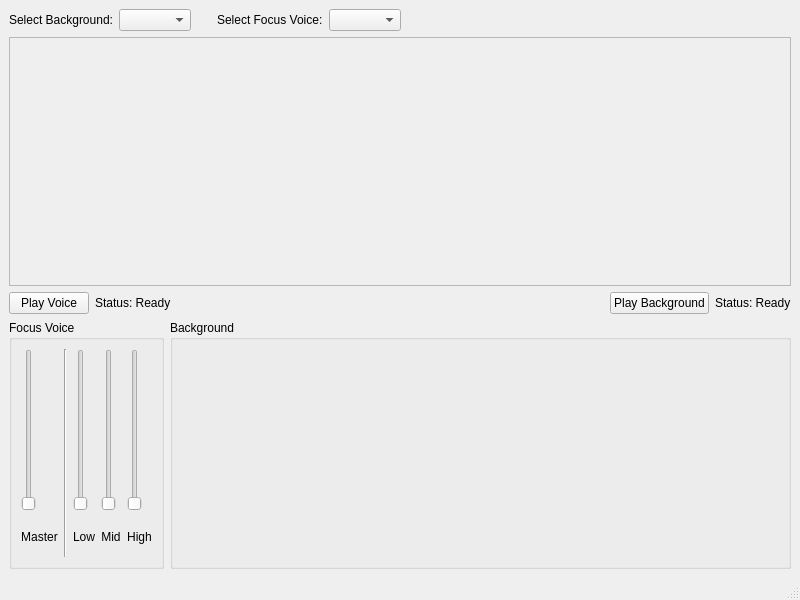
First picture: the form in mainwindow.ui, repository KYNNAC/sonusflow-cpp-legacy, before the edit.
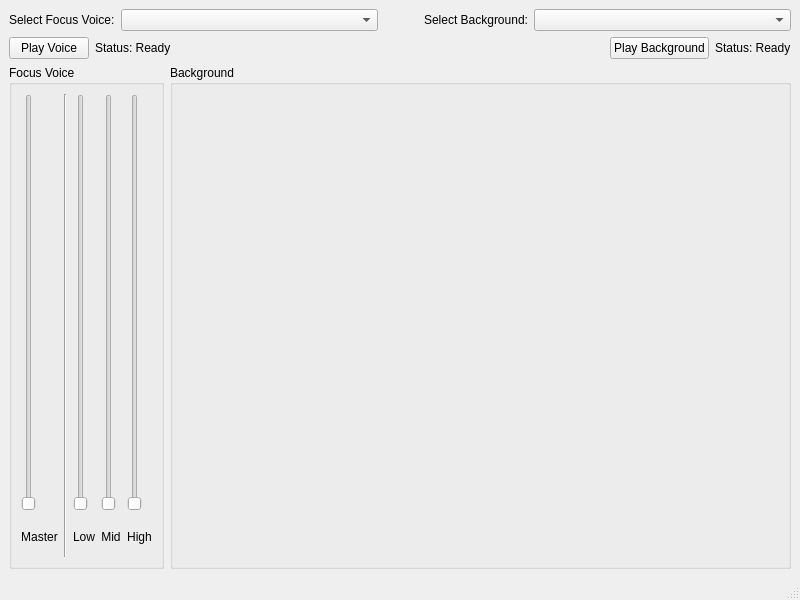
Second picture: the form after the edit.

What changed in the file:
```diff
--- a/mainwindow.ui
+++ b/mainwindow.ui
@@ -17,32 +17,6 @@
    <layout class="QVBoxLayout" name="verticalLayout">
     <item>
      <layout class="QHBoxLayout" name="selectorsLayout">
-      <item>
-       <widget class="QLabel" name="ambienceLabel">
-        <property name="text">
-         <string>Select Background:</string>
-        </property>
-       </widget>
-      </item>
-      <item>
-       <widget class="QComboBox" name="ambienceComboBox"/>
-      </item>
-      <item>
-       <spacer name="horizontalSpacer_2">
-        <property name="orientation">
-         <enum>Qt::Horizontal</enum>
-        </property>
-        <property name="sizeType">
-         <enum>QSizePolicy::Fixed</enum>
-        </property>
-        <property name="sizeHint" stdset="0">
-         <size>
-          <width>20</width>
-          <height>20</height>
-         </size>
-        </property>
-       </spacer>
-      </item>
       <item>
        <widget class="QLabel" name="voiceLabel">
         <property name="text">
@@ -51,12 +25,25 @@
        </widget>
       </item>
       <item>
-       <widget class="QComboBox" name="voiceComboBox"/>
+       <widget class="QComboBox" name="voiceComboBox">
+        <property name="sizePolicy">
+         <sizepolicy hsizetype="Expanding" vsizetype="Fixed">
+          <horstretch>1</horstretch>
+          <verstretch>0</verstretch>
+         </sizepolicy>
+        </property>
+        <property name="sizeAdjustPolicy">
+         <enum>QComboBox::SizeAdjustPolicy::AdjustToContents</enum>
+        </property>
+       </widget>
       </item>
       <item>
        <spacer name="horizontalSpacer_3">
         <property name="orientation">
-         <enum>Qt::Horizontal</enum>
+         <enum>Qt::Orientation::Horizontal</enum>
+        </property>
+        <property name="sizeType">
+         <enum>QSizePolicy::Policy::Fixed</enum>
         </property>
         <property name="sizeHint" stdset="0">
          <size>
@@ -66,24 +53,28 @@
         </property>
        </spacer>
       </item>
+      <item>
+       <widget class="QLabel" name="ambienceLabel">
+        <property name="text">
+         <string>Select Background:</string>
+        </property>
+       </widget>
+      </item>
+      <item>
+       <widget class="QComboBox" name="ambienceComboBox">
+        <property name="sizePolicy">
+         <sizepolicy hsizetype="Expanding" vsizetype="Fixed">
+          <horstretch>1</horstretch>
+          <verstretch>0</verstretch>
+         </sizepolicy>
+        </property>
+        <property name="sizeAdjustPolicy">
+         <enum>QComboBox::SizeAdjustPolicy::AdjustToContents</enum>
+        </property>
+       </widget>
+      </item>
      </layout>
     </item>
-    <item>
-     <widget class="QFrame" name="visualizerFrame">
-      <property name="sizePolicy">
-       <sizepolicy hsizetype="Preferred" vsizetype="Expanding">
-        <horstretch>0</horstretch>
-        <verstretch>0</verstretch>
-       </sizepolicy>
-      </property>
-      <property name="frameShape">
-       <enum>QFrame::StyledPanel</enum>
-      </property>
-      <property name="frameShadow">
-       <enum>QFrame::Raised</enum>
-      </property>
-     </widget>
-    </item>
     <item>
      <layout class="QHBoxLayout" name="transportLayout">
       <item>
@@ -187,6 +178,9 @@
                <verstretch>1</verstretch>
               </sizepolicy>
              </property>
+             <property name="maximum">
+              <number>100</number>
+             </property>
              <property name="orientation">
               <enum>Qt::Vertical</enum>
              </property>
@@ -220,6 +214,9 @@
                <verstretch>1</verstretch>
               </sizepolicy>
              </property>
+             <property name="maximum">
+              <number>100</number>
+             </property>
              <property name="orientation">
               <enum>Qt::Vertical</enum>
              </property>
@@ -253,6 +250,9 @@
                <verstretch>1</verstretch>
               </sizepolicy>
              </property>
+             <property name="maximum">
+              <number>100</number>
+             </property>
              <property name="orientation">
               <enum>Qt::Vertical</enum>
              </property>
@@ -286,8 +286,7 @@
         </property>
         <layout class="QVBoxLayout" name="verticalLayout_2">
          <item>
-          <widget class="QStackedWidget" name="mixerStackedWidget">
-           </widget>
+          <widget class="QStackedWidget" name="mixerStackedWidget"/>
          </item>
         </layout>
        </widget>
```
Left out of the diff: 22 changed lines with no effect on the pictures.
